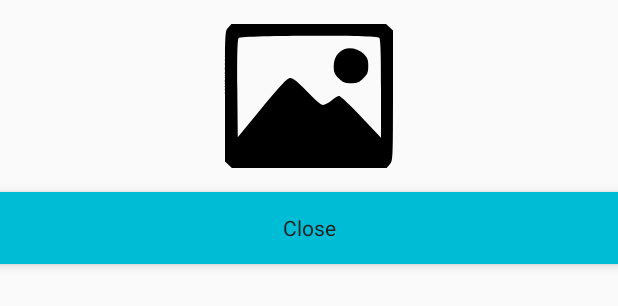
After one commit to stechy1/Remote-stimulator-control, an Android app: the layout activity_media_image_preview.xml on its own in the app's theme, with its tools: preview values and no code run, on a phone screen of 412 x 824 dp. The commit adds this screen. Shown: the top 306 px of the screen. Run offline under Robolectric (Android 15) with nearby library versions, the phone set to English and light mode, and no system bars.

Commit message:
Vytvoření náhledu medií. V případě obrázku se zobrazí samostatný dialog s obrázkem. V případe zvuku, se jenom přehraje.

```diff
--- a/app/src/main/AndroidManifest.xml
+++ b/app/src/main/AndroidManifest.xml
@@ -51,6 +51,12 @@
             <meta-data
                 android:name="android.support.PARENT_ACTIVITY"
                 android:value=".ui.configurations.ConfigurationActivity" />
+        </activity>
+        <!-- Configuration detail - Image preview activity -->
+        <activity
+            android:name=".ui.configurations.detail.MediaImagePreviewActivity"
+            android:label="Image preview"
+            android:theme="@style/AppTheme.Dialog.NoTitle">
         </activity>
         <!-- Configuration detail - Media import activity -->
         <activity
--- /dev/null
+++ b/app/src/main/res/layout/activity_media_image_preview.xml
@@ -0,0 +1,43 @@
+<?xml version="1.0" encoding="utf-8"?>
+<layout xmlns:android="http://schemas.android.com/apk/res/android"
+    xmlns:app="http://schemas.android.com/apk/res-auto"
+    xmlns:tools="http://schemas.android.com/tools">
+
+    <data>
+
+        <variable
+            name="controller"
+            type="cz.zcu.fav.remotestimulatorcontrol.ui.configurations.detail.MediaImagePreviewActivity" />
+    </data>
+
+    <LinearLayout
+        android:id="@+id/activity_image_preview"
+        android:layout_width="match_parent"
+        android:layout_height="match_parent"
+        android:orientation="vertical"
+        tools:context="cz.zcu.fav.remotestimulatorcontrol.ui.configurations.detail.MediaImagePreviewActivity">
+
+        <ImageView
+            android:id="@+id/imagePreview"
+            android:layout_width="match_parent"
+            android:layout_height="wrap_content"
+            android:layout_marginLeft="@dimen/activity_horizontal_margin"
+            android:layout_marginRight="@dimen/activity_horizontal_margin"
+            android:contentDescription="@string/image_preview_description"
+            app:srcCompat="@drawable/default_media_image_thumbnail" />
+
+        <LinearLayout
+            style="?android:actionBarStyle"
+            android:layout_width="match_parent"
+            android:layout_height="wrap_content">
+
+            <Button
+                style="?android:actionButtonStyle"
+                android:layout_width="match_parent"
+                android:layout_height="wrap_content"
+                android:onClick="onClose"
+                android:text="@string/close_preview" />
+        </LinearLayout>
+    </LinearLayout>
+
+</layout>
--- a/app/src/main/res/values/strings.xml
+++ b/app/src/main/res/values/strings.xml
@@ -205,6 +205,8 @@
 
     <string name="pref_file_type">Preferred file type</string>
     <string name="pref_show_extension">Show extension</string>
+    <string name="image_preview_description" >Image preview</string>
+    <string name="close_preview">Close</string>
 
     <string-array name="pref_extensions" translatable="false">
         <item name="0">XML</item>
```
Also changed, not shown: app/src/main/java/cz/zcu/fav/remotestimulatorcontrol/model/media/AMedia.java (+11 -0 lines), app/src/main/java/cz/zcu/fav/remotestimulatorcontrol/model/media/MediaAudio.java (+11 -0 lines), app/src/main/java/cz/zcu/fav/remotestimulatorcontrol/ui/configurations/detail/ConfigurationDetailActivity.java (+81 -2 lines), app/src/main/java/cz/zcu/fav/remotestimulatorcontrol/ui/configurations/detail/MediaImagePreviewActivity.java (added, +45 -0 lines), app/src/main/res/layout/media_item.xml (+28 -10 lines), 1 other file.
